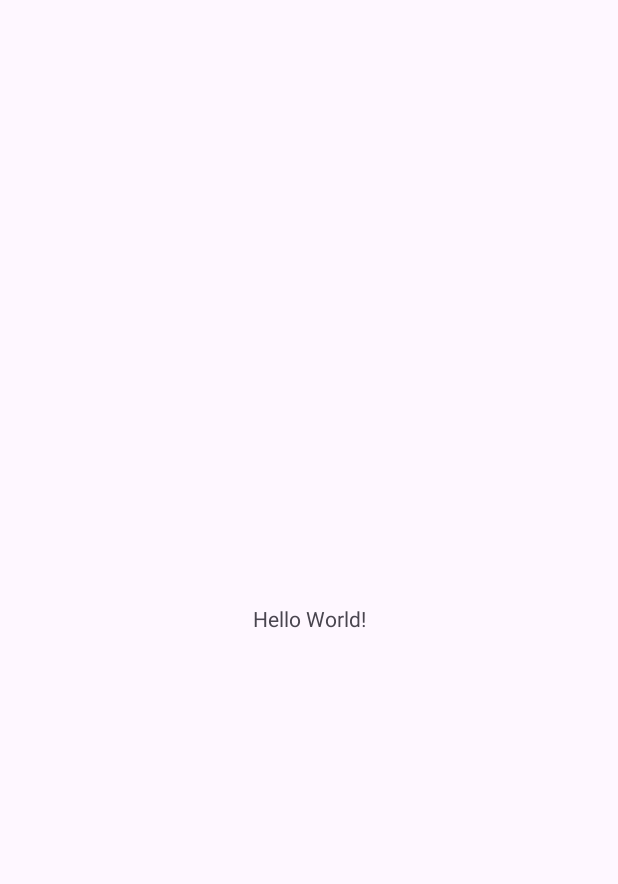
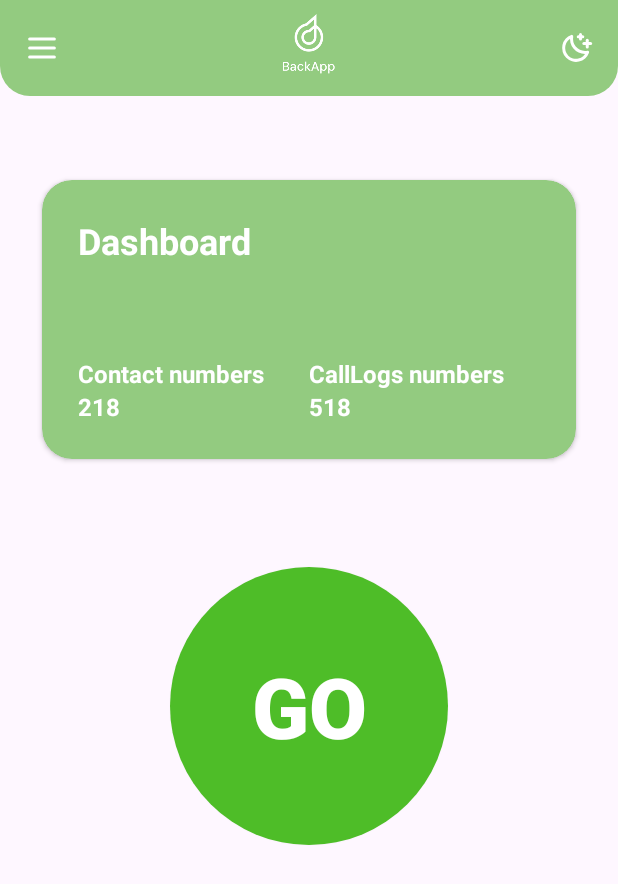
Before and after one commit to NovaAppsDev/Call-Safe-Backup, an Android app: the screen it shows after launch (MainActivity), on a phone screen of 412 x 824 dp. Before the commit the part shown is almost empty. Shown: the top 884 px of the screen. Run offline under Robolectric (Android 15) with nearby library versions, the phone set to English and light mode, and no system bars.

Commit message:
design page intro and home - #1

```diff
--- a/app/src/main/java/ir/novaapps/callsafebackup/MainActivity.kt
+++ b/app/src/main/java/ir/novaapps/callsafebackup/MainActivity.kt
@@ -5,16 +5,31 @@ import androidx.activity.enableEdgeToEdge
 import androidx.appcompat.app.AppCompatActivity
 import androidx.core.view.ViewCompat
 import androidx.core.view.WindowInsetsCompat
+import androidx.navigation.fragment.NavHostFragment
+import ir.novaapps.callsafebackup.databinding.ActivityMainBinding
 
 class MainActivity : AppCompatActivity() {
+
+    private var _binding: ActivityMainBinding? = null
+    private val binding get() = requireNotNull(_binding)
+    private lateinit var navHostFragment: NavHostFragment
+
+
+
     override fun onCreate(savedInstanceState: Bundle?) {
         super.onCreate(savedInstanceState)
-        enableEdgeToEdge()
-        setContentView(R.layout.activity_main)
-        ViewCompat.setOnApplyWindowInsetsListener(findViewById(R.id.main)) { v, insets ->
-            val systemBars = insets.getInsets(WindowInsetsCompat.Type.systemBars())
-            v.setPadding(systemBars.left, systemBars.top, systemBars.right, systemBars.bottom)
-            insets
-        }
+        _binding = ActivityMainBinding.inflate(layoutInflater)
+        navHostFragment = supportFragmentManager.findFragmentById(R.id.fragmentContainerView) as NavHostFragment
+        setContentView(binding.root)
     }
+
+    override fun onNavigateUp(): Boolean {
+        return navHostFragment.navController.navigateUp() || super.onNavigateUp()
+    }
+
+    override fun onDestroy() {
+        super.onDestroy()
+        _binding = null
+    }
+
 }
--- /dev/null
+++ b/app/src/main/java/ir/novaapps/callsafebackup/utils/BaseFragment.kt
@@ -0,0 +1,33 @@
+package ir.novaapps.callsafebackup.utils
+
+import android.os.Bundle
+import android.view.LayoutInflater
+import android.view.View
+import android.view.ViewGroup
+import androidx.fragment.app.Fragment
+import androidx.viewbinding.ViewBinding
+
+abstract class BaseFragment<T : ViewBinding>: Fragment() {
+    private var _binding: T? = null
+    protected val binding get() = _binding!!
+
+    abstract val bindingInflater: (LayoutInflater) -> T
+    override fun onCreateView(
+        inflater: LayoutInflater, container: ViewGroup?,
+        savedInstanceState: Bundle?
+    ): View? {
+        _binding = bindingInflater.invoke(inflater)
+        return _binding?.root
+    }
+
+    override fun onViewCreated(view: View, savedInstanceState: Bundle?) {
+        super.onViewCreated(view, savedInstanceState)
+    }
+
+    override fun onDestroyView() {
+        super.onDestroyView()
+        _binding = null
+    }
+
+
+}
--- /dev/null
+++ b/app/src/main/java/ir/novaapps/callsafebackup/view/HomeFragment.kt
@@ -0,0 +1,39 @@
+package ir.novaapps.callsafebackup.view
+
+import android.os.Bundle
+import androidx.fragment.app.Fragment
+import android.view.LayoutInflater
+import android.view.View
+import android.view.ViewGroup
+import androidx.lifecycle.Lifecycle
+import androidx.lifecycle.lifecycleScope
+import androidx.lifecycle.repeatOnLifecycle
+import ir.novaapps.callsafebackup.R
+import ir.novaapps.callsafebackup.databinding.HomeFragmentBinding
+import ir.novaapps.callsafebackup.databinding.IntroFragmentBinding
+import ir.novaapps.callsafebackup.utils.BaseFragment
+import kotlinx.coroutines.delay
+import kotlinx.coroutines.launch
+
+
+class HomeFragment : BaseFragment<HomeFragmentBinding>() {
+
+    override val bindingInflater: (inflater: LayoutInflater) -> HomeFragmentBinding
+        get() = HomeFragmentBinding::inflate
+
+
+    override fun onCreateView(
+        inflater: LayoutInflater, container: ViewGroup?,
+        savedInstanceState: Bundle?
+    ): View? {
+        // Inflate the layout for this fragment
+        return super.onCreateView(inflater, container, savedInstanceState)
+    }
+
+    override fun onViewCreated(view: View, savedInstanceState: Bundle?) {
+        super.onViewCreated(view, savedInstanceState)
+
+
+    }
+
+}
--- /dev/null
+++ b/app/src/main/java/ir/novaapps/callsafebackup/view/IntroFragment.kt
@@ -0,0 +1,50 @@
+package ir.novaapps.callsafebackup.view
+
+import android.os.Bundle
+import androidx.fragment.app.Fragment
+import android.view.LayoutInflater
+import android.view.View
+import android.view.ViewGroup
+import androidx.lifecycle.Lifecycle
+import androidx.lifecycle.lifecycleScope
+import androidx.lifecycle.repeatOnLifecycle
+import androidx.navigation.NavOptions
+import androidx.navigation.Navigation
+import androidx.navigation.fragment.findNavController
+import ir.novaapps.callsafebackup.R
+import ir.novaapps.callsafebackup.databinding.IntroFragmentBinding
+import ir.novaapps.callsafebackup.utils.BaseFragment
+import kotlinx.coroutines.delay
+import kotlinx.coroutines.launch
+
+
+class IntroFragment : BaseFragment<IntroFragmentBinding>() {
+
+    override val bindingInflater: (inflater: LayoutInflater) -> IntroFragmentBinding
+        get() = IntroFragmentBinding::inflate
+
+
+    override fun onCreateView(
+        inflater: LayoutInflater, container: ViewGroup?,
+        savedInstanceState: Bundle?
+    ): View? {
+        // Inflate the layout for this fragment
+        return super.onCreateView(inflater, container, savedInstanceState)
+    }
+
+    override fun onViewCreated(view: View, savedInstanceState: Bundle?) {
+        super.onViewCreated(view, savedInstanceState)
+        viewLifecycleOwner.lifecycleScope.launch {
+            viewLifecycleOwner.lifecycle.repeatOnLifecycle(Lifecycle.State.CREATED) {
+                delay(800)
+                val navOptions = NavOptions.Builder()
+                    .setPopUpTo(R.id.introFragment, inclusive = true)
+                    .build()
+                findNavController().navigate(R.id.homeFragment, null, navOptions)
+
+            }
+        }
+
+    }
+
+}
--- /dev/null
+++ b/app/src/main/res/drawable/bg_button_main.xml
@@ -0,0 +1,6 @@
+<?xml version="1.0" encoding="utf-8"?>
+<shape xmlns:android="http://schemas.android.com/apk/res/android"
+    android:shape="oval">
+    <solid android:color="@color/backgroundButtonMain"/>
+
+</shape>
--- /dev/null
+++ b/app/src/main/res/drawable/bg_top_app_bar.xml
@@ -0,0 +1,6 @@
+<?xml version="1.0" encoding="utf-8"?>
+<shape xmlns:android="http://schemas.android.com/apk/res/android"
+    android:shape="rectangle">
+    <solid android:color="@color/primaryColor"/>
+    <corners android:bottomLeftRadius="20dp" android:bottomRightRadius="20dp"/>
+</shape>
--- /dev/null
+++ b/app/src/main/res/drawable/icon_change_theme.xml
@@ -0,0 +1,45 @@
+<vector xmlns:android="http://schemas.android.com/apk/res/android"
+    android:width="24dp"
+    android:height="24dp"
+    android:viewportWidth="24"
+    android:viewportHeight="24">
+  <group>
+    <clip-path
+        android:pathData="M0,0h24v24h-24z"/>
+    <path
+        android:pathData="M19.5,11.25V6.75"
+        android:strokeLineJoin="round"
+        android:strokeWidth="2"
+        android:fillColor="#00000000"
+        android:strokeColor="#ffffff"
+        android:strokeLineCap="round"/>
+    <path
+        android:pathData="M21.75,9H17.25"
+        android:strokeLineJoin="round"
+        android:strokeWidth="2"
+        android:fillColor="#00000000"
+        android:strokeColor="#ffffff"
+        android:strokeLineCap="round"/>
+    <path
+        android:pathData="M15,3V6"
+        android:strokeLineJoin="round"
+        android:strokeWidth="2"
+        android:fillColor="#00000000"
+        android:strokeColor="#ffffff"
+        android:strokeLineCap="round"/>
+    <path
+        android:pathData="M16.5,4.5H13.5"
+        android:strokeLineJoin="round"
+        android:strokeWidth="2"
+        android:fillColor="#00000000"
+        android:strokeColor="#ffffff"
+        android:strokeLineCap="round"/>
+    <path
+        android:pathData="M19.752,14.829C19.175,14.943 18.588,15 18,15C16.67,14.999 15.356,14.703 14.154,14.134C12.952,13.565 11.891,12.737 11.046,11.709C10.202,10.681 9.596,9.479 9.272,8.189C8.948,6.899 8.913,5.553 9.171,4.248C7.869,4.724 6.708,5.52 5.795,6.563C4.882,7.607 4.247,8.863 3.948,10.217C3.649,11.57 3.696,12.977 4.084,14.308C4.473,15.638 5.19,16.85 6.17,17.83C7.151,18.81 8.362,19.527 9.692,19.916C11.023,20.304 12.43,20.351 13.783,20.052C15.137,19.753 16.393,19.118 17.437,18.205C18.48,17.292 19.276,16.131 19.752,14.829Z"
+        android:strokeLineJoin="round"
+        android:strokeWidth="2"
+        android:fillColor="#00000000"
+        android:strokeColor="#ffffff"
+        android:strokeLineCap="round"/>
+  </group>
+</vector>
--- /dev/null
+++ b/app/src/main/res/drawable/icon_menu.xml
@@ -0,0 +1,31 @@
+<vector xmlns:android="http://schemas.android.com/apk/res/android"
+    android:width="24dp"
+    android:height="24dp"
+    android:viewportWidth="24"
+    android:viewportHeight="24">
+  <group>
+    <clip-path
+        android:pathData="M0,0h24v24h-24z"/>
+    <path
+        android:pathData="M3.75,12H20.25"
+        android:strokeLineJoin="round"
+        android:strokeWidth="2"
+        android:fillColor="#00000000"
+        android:strokeColor="#ffffff"
+        android:strokeLineCap="round"/>
+    <path
+        android:pathData="M3.75,6H20.25"
+        android:strokeLineJoin="round"
+        android:strokeWidth="2"
+        android:fillColor="#00000000"
+        android:strokeColor="#ffffff"
+        android:strokeLineCap="round"/>
+    <path
+        android:pathData="M3.75,18H20.25"
+        android:strokeLineJoin="round"
+        android:strokeWidth="2"
+        android:fillColor="#00000000"
+        android:strokeColor="#ffffff"
+        android:strokeLineCap="round"/>
+  </group>
+</vector>
--- a/app/src/main/res/layout/activity_main.xml
+++ b/app/src/main/res/layout/activity_main.xml
@@ -7,13 +7,13 @@
     android:layout_height="match_parent"
     tools:context=".MainActivity">
 
-    <TextView
-        android:layout_width="wrap_content"
-        android:layout_height="wrap_content"
-        android:text="Hello World!"
-        app:layout_constraintBottom_toBottomOf="parent"
-        app:layout_constraintEnd_toEndOf="parent"
-        app:layout_constraintStart_toStartOf="parent"
-        app:layout_constraintTop_toTopOf="parent" />
+    <androidx.fragment.app.FragmentContainerView
+        android:id="@+id/fragmentContainerView"
+        android:name="androidx.navigation.fragment.NavHostFragment"
+        android:layout_width="match_parent"
+        android:layout_height="match_parent"
+        app:defaultNavHost="true"
+        app:navGraph="@navigation/nav_graph" />
+
 
 </androidx.constraintlayout.widget.ConstraintLayout>
--- /dev/null
+++ b/app/src/main/res/layout/home_fragment.xml
@@ -0,0 +1,118 @@
+<?xml version="1.0" encoding="utf-8"?>
+<RelativeLayout xmlns:android="http://schemas.android.com/apk/res/android"
+    xmlns:tools="http://schemas.android.com/tools"
+    android:layout_width="match_parent"
+    android:layout_height="match_parent"
+    xmlns:app="http://schemas.android.com/apk/res-auto"
+    tools:context=".view.IntroFragment">
+
+    <RelativeLayout
+        android:id="@+id/topAppBar"
+        android:layout_width="match_parent"
+        android:layout_height="?actionBarSize"
+        android:background="@drawable/bg_top_app_bar">
+        <ImageView
+            android:layout_width="24dp"
+            android:layout_height="24dp"
+            android:src="@drawable/icon_menu"
+            android:layout_centerVertical="true"
+            android:layout_marginStart="16dp"/>
+        <ImageView
+            android:layout_width="45dp"
+            android:layout_height="45dp"
+            android:src="@drawable/icon_app"
+            android:layout_centerInParent="true"
+            android:layout_marginStart="16dp"/>
+        <ImageView
+            android:layout_width="24dp"
+            android:layout_height="24dp"
+            android:src="@drawable/icon_change_theme"
+            android:layout_centerVertical="true"
+            android:layout_alignParentEnd="true"
+            android:layout_marginEnd="16dp"/>
+    </RelativeLayout>
+
+    <androidx.cardview.widget.CardView
+        android:id="@+id/cardResult"
+        android:layout_width="match_parent"
+        android:layout_height="186dp"
+        android:layout_marginHorizontal="28dp"
+        android:layout_marginTop="56dp"
+        app:cardCornerRadius="20dp"
+        app:cardBackgroundColor="@color/primaryColor"
+        android:layout_below="@+id/topAppBar">
+        <RelativeLayout
+            android:padding="24dp"
+            android:layout_width="match_parent"
+            android:layout_height="match_parent">
+            <TextView
+                android:textColor="@color/onPrimaryColor"
+                android:layout_width="wrap_content"
+                android:layout_height="wrap_content"
+                android:text="Dashboard"
+                android:textStyle="bold"
+                android:textSize="24sp"/>
+
+            <LinearLayout
+                android:layout_alignParentBottom="true"
+                android:layout_width="match_parent"
+                android:weightSum="2"
+                android:layout_height="wrap_content"
+                android:orientation="horizontal">
+                <LinearLayout
+                    android:orientation="vertical"
+                    android:layout_width="0dp"
+                    android:layout_height="match_parent"
+                    android:layout_weight="1">
+                    <TextView
+                        android:textColor="@color/onPrimaryColor"
+                        android:layout_width="wrap_content"
+                        android:layout_height="wrap_content"
+                        android:text="Contact numbers"
+                        android:textStyle="bold"
+                        android:textSize="16sp"/>
+                    <TextView
+                        android:textColor="@color/onPrimaryColor"
+                        android:layout_width="wrap_content"
+                        android:layout_height="wrap_content"
+                        android:text="218"
+                        android:textStyle="bold"
+                        android:textSize="16sp"/>
+                </LinearLayout>
+                <LinearLayout
+                    android:orientation="vertical"
+                    android:layout_width="0dp"
+                    android:layout_height="match_parent"
+                    android:layout_weight="1">
+                    <TextView
+                        android:textColor="@color/onPrimaryColor"
+                        android:layout_width="wrap_content"
+                        android:layout_height="wrap_content"
+                        android:text="CallLogs numbers"
+                        android:textStyle="bold"
+                        android:textSize="16sp"/>
+                    <TextView
+                        android:textColor="@color/onPrimaryColor"
+                        android:layout_width="wrap_content"
+                        android:layout_height="wrap_content"
+                        android:text="518"
+                        android:textStyle="bold"
+                        android:textSize="16sp"/>
+                </LinearLayout>
+            </LinearLayout>
+        </RelativeLayout>
+    </androidx.cardview.widget.CardView>
+
+    <androidx.appcompat.widget.AppCompatButton
+        android:layout_marginTop="72dp"
+        android:layout_below="@+id/cardResult"
+        android:layout_centerHorizontal="true"
+        android:layout_width="185dp"
+        android:layout_height="185dp"
+        android:textColor="@color/onPrimaryColor"
+        android:text="Go"
+        android:textSize="56sp"
+        android:textStyle="bold"
+        android:background="@drawable/bg_button_main"/>
+
+</RelativeLayout>
--- /dev/null
+++ b/app/src/main/res/layout/intro_fragment.xml
@@ -0,0 +1,15 @@
+<?xml version="1.0" encoding="utf-8"?>
+<RelativeLayout xmlns:android="http://schemas.android.com/apk/res/android"
+    xmlns:tools="http://schemas.android.com/tools"
+    android:layout_width="match_parent"
+    android:layout_height="match_parent"
+    tools:context=".view.IntroFragment">
+
+
+    <ImageView
+        android:layout_width="match_parent"
+        android:layout_height="match_parent"
+        android:scaleType="fitXY"
+        android:src="@drawable/intro_image"/>
+
+</RelativeLayout>
--- /dev/null
+++ b/app/src/main/res/navigation/nav_graph.xml
@@ -0,0 +1,22 @@
+<?xml version="1.0" encoding="utf-8"?>
+<navigation xmlns:android="http://schemas.android.com/apk/res/android"
+    xmlns:app="http://schemas.android.com/apk/res-auto"
+    xmlns:tools="http://schemas.android.com/tools"
+    android:id="@+id/nav_graph"
+    app:startDestination="@id/introFragment">
+
+    <fragment
+        android:id="@+id/introFragment"
+        android:name="ir.novaapps.callsafebackup.view.IntroFragment"
+        android:label="intro_fragment"
+        tools:layout="@layout/intro_fragment" >
+        <action
+            android:id="@+id/action_introFragment_to_homeFragment"
+            app:destination="@id/homeFragment" />
+    </fragment>
+    <fragment
+        android:id="@+id/homeFragment"
+        android:name="ir.novaapps.callsafebackup.view.HomeFragment"
+        android:label="HomeFragment"
+        tools:layout="@layout/home_fragment"/>
+</navigation>
--- a/app/src/main/res/values/colors.xml
+++ b/app/src/main/res/values/colors.xml
@@ -2,4 +2,15 @@
 <resources>
     <color name="black">#FF000000</color>
     <color name="white">#FFFFFFFF</color>
+
+
+
+    <color name="primaryColor">#93CB80</color>
+    <color name="onPrimaryColor">#ffff</color>
+
+
+
+    <color name="statusBarColor">#93CB80</color>
+    <color name="backgroundNavigationBar">#ffff</color>
+    <color name="backgroundButtonMain">#4EBD28</color>
 </resources>
--- a/app/src/main/res/values/strings.xml
+++ b/app/src/main/res/values/strings.xml
@@ -1,3 +1,5 @@
 <resources>
     <string name="app_name">CallSafe Backup</string>
+    <!-- TODO: Remove or change this placeholder text -->
+    <string name="hello_blank_fragment">Hello blank fragment</string>
 </resources>
--- a/app/src/main/res/values/themes.xml
+++ b/app/src/main/res/values/themes.xml
@@ -1,8 +1,11 @@
 <resources xmlns:tools="http://schemas.android.com/tools">
     <!-- Base application theme. -->
     <style name="Base.Theme.CallSafeBackup" parent="Theme.Material3.DayNight.NoActionBar">
-        <!-- Customize your light theme here. -->
-        <!-- <item name="colorPrimary">@color/my_light_primary</item> -->
+        <item name="android:windowLightStatusBar">true</item>
+        <item name="android:windowLightNavigationBar">true</item>
+        <item name="android:statusBarColor">@color/statusBarColor</item>
+        <item name="android:navigationBarColor">@color/backgroundNavigationBar</item>
+
     </style>
 
     <style name="Theme.CallSafeBackup" parent="Base.Theme.CallSafeBackup" />
--- a/build.gradle.kts
+++ b/build.gradle.kts
@@ -2,4 +2,5 @@
 plugins {
     alias(libs.plugins.android.application) apply false
     alias(libs.plugins.kotlin.android) apply false
+    alias(libs.plugins.navigation) apply false
 }
```
Also changed, not shown: app/build.gradle.kts (+13 -3 lines), gradle/libs.versions.toml (+12 -0 lines), app/src/main/res/drawable/icon_app.png (added), app/src/main/res/drawable/intro_image.png (added).
